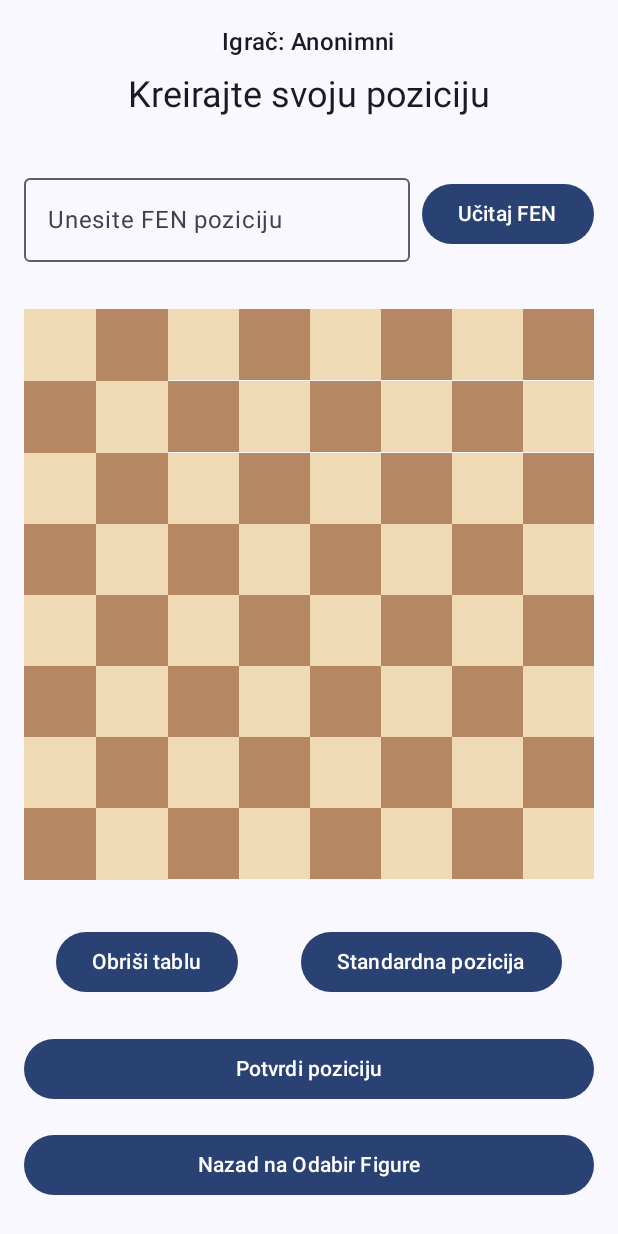
After one commit to pvladan75/ChessPuzzle, an Android app built with Jetpack Compose: the PositionCreationActivity screen opened directly, with no data from a screen before it, on a phone screen of 412 x 824 dp. The commit adds this screen. Run offline under Robolectric (Android 15) with nearby library versions, the phone set to English and light mode, and no system bars.

Commit message:
Napravili PositionCreationActivity.kt gde korisnik može da kreira sam svoju poziciju.

```diff
--- a/app/src/main/AndroidManifest.xml
+++ b/app/src/main/AndroidManifest.xml
@@ -46,6 +46,12 @@
         <activity
             android:name=".SolutionDisplayActivity"
             android:exported="false" />
+        <activity
+            android:name=".PositionCreationActivity"
+            android:exported="false" android:label="Kreiranje pozicije"
+            android:theme="@style/Theme.ChessPuzzle"
+            >
+        </activity>
     </application>
 
 </manifest>
--- a/app/src/main/java/com/chess/chesspuzzle/ChessSolver.kt
+++ b/app/src/main/java/com/chess/chesspuzzle/ChessSolver.kt
@@ -99,7 +99,7 @@ class ChessSolver {
 
             var nextBoard = currentBoard.removePiece(fromSquare)
             nextBoard = nextBoard.removePiece(toSquare)
-            nextBoard = nextBoard.setPiece(toSquare, currentWhitePiece)
+            nextBoard = nextBoard.setPiece(currentWhitePiece, toSquare)
 
             path.add(currentMove)
             Log.d("ChessSolver", "Pokušavam potez: $currentMove. Trenutna putanja: $path")
--- /dev/null
+++ b/app/src/main/java/com/chess/chesspuzzle/PositionCreationActivity.kt
@@ -0,0 +1,212 @@
+package com.chess.chesspuzzle
+
+import android.content.Intent
+import android.os.Bundle
+import android.util.Log
+import androidx.activity.ComponentActivity
+import androidx.activity.compose.setContent
+import androidx.compose.foundation.background
+import androidx.compose.foundation.clickable
+import androidx.compose.foundation.layout.*
+import androidx.compose.material3.* // Uključuje SnackbarHostState
+import androidx.compose.runtime.*
+import androidx.compose.runtime.saveable.rememberSaveable
+import androidx.compose.ui.Alignment
+import androidx.compose.ui.Modifier
+import androidx.compose.ui.graphics.Color
+import androidx.compose.ui.platform.LocalContext
+import androidx.compose.ui.unit.dp
+import com.chess.chesspuzzle.ui.theme.ChessPuzzleTheme
+import kotlinx.coroutines.launch // Potrebno za coroutineScope.launch
+
+// Enum za tip figura koje korisnik može da postavlja
+// Ostavljamo ga ovde ako ga ne koristimo na drugom mestu
+enum class CreationMode {
+    NONE, // Prazno polje
+    WHITE_QUEEN, WHITE_ROOK, WHITE_BISHOP, WHITE_KNIGHT, WHITE_PAWN, WHITE_KING,
+    BLACK_QUEEN, BLACK_ROOK, BLACK_BISHOP, BLACK_KNIGHT, BLACK_PAWN, BLACK_KING
+}
+
+class PositionCreationActivity : ComponentActivity() {
+    override fun onCreate(savedInstanceState: Bundle?) {
+        super.onCreate(savedInstanceState)
+
+        val playerName = intent.getStringExtra("playerName") ?: "Anonimni"
+
+        setContent {
+            ChessPuzzleTheme {
+                Surface(
+                    modifier = Modifier.fillMaxSize(),
+                    color = MaterialTheme.colorScheme.background // <--- ISPRAVLJENO OVDE
+                ) {
+                    PositionCreationScreen(playerName = playerName)
+                }
+            }
+        }
+    }
+}
+
+@OptIn(ExperimentalMaterial3Api::class)
+@Composable
+fun PositionCreationScreen(playerName: String) {
+    val context = LocalContext.current
+    var board: ChessBoard by remember { mutableStateOf(ChessBoard.createEmpty()) }
+    var currentSelectedSquare: Square? by remember { mutableStateOf(null) }
+
+    val snackbarHostState = remember { SnackbarHostState() }
+    val coroutineScope = rememberCoroutineScope()
+
+    var fenInput by rememberSaveable { mutableStateOf("") }
+
+    val pieceCycle = remember {
+        listOf(
+            Piece(PieceType.PAWN, PieceColor.BLACK),
+            Piece(PieceType.ROOK, PieceColor.BLACK),
+            Piece(PieceType.KNIGHT, PieceColor.BLACK),
+            Piece(PieceType.BISHOP, PieceColor.BLACK),
+            Piece(PieceType.QUEEN, PieceColor.BLACK),
+            Piece(PieceType.KING, PieceColor.BLACK),
+            Piece(PieceType.PAWN, PieceColor.WHITE),
+            Piece(PieceType.ROOK, PieceColor.WHITE),
+            Piece(PieceType.KNIGHT, PieceColor.WHITE),
+            Piece(PieceType.BISHOP, PieceColor.WHITE),
+            Piece(PieceType.QUEEN, PieceColor.WHITE),
+            Piece(PieceType.KING, PieceColor.WHITE),
+            Piece.NONE
+        )
+    }
+
+    val cyclePieces = { square: Square ->
+        val existingPiece = board.getPiece(square)
+        val currentIndex = pieceCycle.indexOfFirst { it.type == existingPiece.type && it.color == existingPiece.color }
+
+        val nextIndex = if (currentIndex == -1 || currentIndex == pieceCycle.size - 1) {
+            0
+        } else {
+            currentIndex + 1
+        }
+
+        val newPiece = pieceCycle[nextIndex]
+
+        if (newPiece.type == PieceType.NONE) {
+            board = board.removePiece(square)
+        } else {
+            board = board.setPiece(newPiece, square) // Koristimo setPiece
+        }
+        fenInput = board.toFEN().split(" ")[0]
+    }
+
+    Column(
+        modifier = Modifier
+            .fillMaxSize()
+            .padding(16.dp),
+        horizontalAlignment = Alignment.CenterHorizontally,
+        verticalArrangement = Arrangement.SpaceBetween
+    ) {
+        Text("Igrač: $playerName", style = MaterialTheme.typography.titleMedium)
+        Text("Kreirajte svoju poziciju", style = MaterialTheme.typography.headlineSmall)
+
+        Spacer(modifier = Modifier.height(16.dp))
+
+        Row(
+            modifier = Modifier.fillMaxWidth(),
+            verticalAlignment = Alignment.CenterVertically,
+            horizontalArrangement = Arrangement.SpaceBetween
+        ) {
+            OutlinedTextField(
+                value = fenInput,
+                onValueChange = { fenInput = it },
+                label = { Text("Unesite FEN poziciju") },
+                singleLine = true,
+                modifier = Modifier.weight(1f)
+            )
+            Spacer(modifier = Modifier.width(8.dp))
+            Button(onClick = {
+                try {
+                    board = ChessBoard.parseFenToBoard(fenInput)
+                    currentSelectedSquare = null
+                    coroutineScope.launch {
+                        snackbarHostState.showSnackbar(
+                            message = "FEN pozicija uspešno učitana!",
+                            duration = SnackbarDuration.Short
+                        )
+                    }
+                } catch (e: Exception) {
+                    Log.e("PositionCreation", "Greška pri parsiranju FEN-a: ${e.message}")
+                    coroutineScope.launch {
+                        snackbarHostState.showSnackbar(
+                            message = "Nevalidan FEN format! Pokušajte ponovo.",
+                            duration = SnackbarDuration.Long
+                        )
+                    }
+                }
+            }) {
+                Text("Učitaj FEN")
+            }
+        }
+
+        Spacer(modifier = Modifier.height(16.dp))
+
+        ChessBoardComposable(
+            board = board,
+            selectedSquare = currentSelectedSquare,
+            highlightedSquares = emptySet(),
+            onSquareClick = { clickedSquare ->
+                currentSelectedSquare = clickedSquare
+                cyclePieces(clickedSquare)
+            }
+        )
+
+        Spacer(modifier = Modifier.height(16.dp))
+
+        Row(
+            modifier = Modifier.fillMaxWidth(),
+            horizontalArrangement = Arrangement.SpaceAround
+        ) {
+            Button(onClick = {
+                board = ChessBoard.createEmpty()
+                currentSelectedSquare = null
+                fenInput = ""
+            }) {
+                Text("Obriši tablu")
+            }
+            Button(onClick = {
+                board = ChessBoard.createStandardBoard()
+                currentSelectedSquare = null
+                fenInput = board.toFEN().split(" ")[0]
+            }) {
+                Text("Standardna pozicija")
+            }
+        }
+        Spacer(modifier = Modifier.height(8.dp))
+
+        Button(
+            onClick = {
+                val createdFen = board.toFEN()
+                Log.d("PositionCreation", "Kreirana pozicija FEN: $createdFen")
+                coroutineScope.launch {
+                    snackbarHostState.showSnackbar(
+                        message = "Pozicija kreirana! FEN: $createdFen",
+                        duration = SnackbarDuration.Short
+                    )
+                }
+            },
+            modifier = Modifier.fillMaxWidth()
+        ) {
+            Text("Potvrdi poziciju")
+        }
+
+        Button(
+            onClick = {
+                (context as? ComponentActivity)?.finish()
+            },
+            modifier = Modifier
+                .fillMaxWidth()
+                .padding(top = 8.dp)
+        ) {
+            Text("Nazad na Odabir Figure")
+        }
+
+        SnackbarHost(hostState = snackbarHostState, modifier = Modifier.align(Alignment.CenterHorizontally))
+    }
+}
--- a/app/src/main/java/com/chess/chesspuzzle/SolutionDisplayActivity.kt
+++ b/app/src/main/java/com/chess/chesspuzzle/SolutionDisplayActivity.kt
@@ -116,7 +116,7 @@ fun SolutionScreen(puzzles: List<ChessProblem>) {
                 if (pieceAtTarget.type != PieceType.NONE && pieceAtTarget.color != pieceToMove.color) {
                     newBoard = newBoard.removePiece(to)
                 }
-                newBoard = newBoard.setPiece(to, pieceToMove)
+                newBoard = newBoard.setPiece(pieceToMove, to)
                 board = newBoard
                 highlightedSquares = setOf(from, to)
             } else {
```
Also changed, not shown: app/src/main/java/com/chess/chesspuzzle/ChessDefinitions.kt (+39 -82 lines), app/src/main/java/com/chess/chesspuzzle/FigureSelectionActivity.kt (+18 -1 lines), app/src/main/java/com/chess/chesspuzzle/PositionGenerator.kt (+5 -5 lines), app/src/main/java/com/chess/chesspuzzle/TrainingPuzzleManager.kt (+6 -6 lines).
